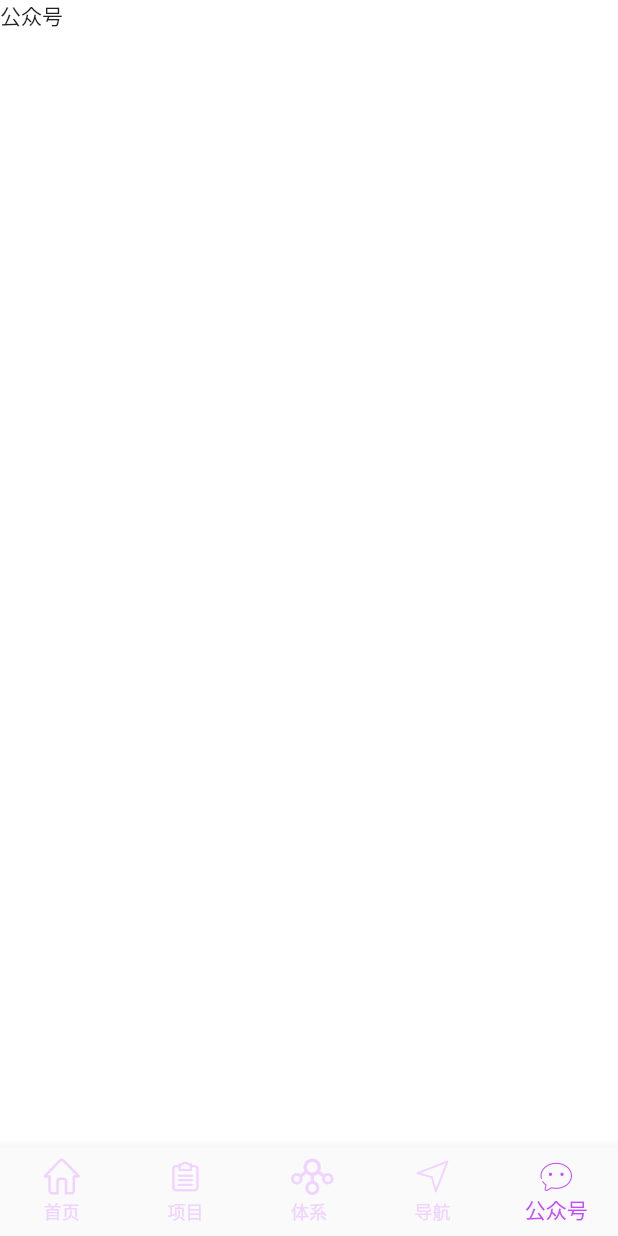
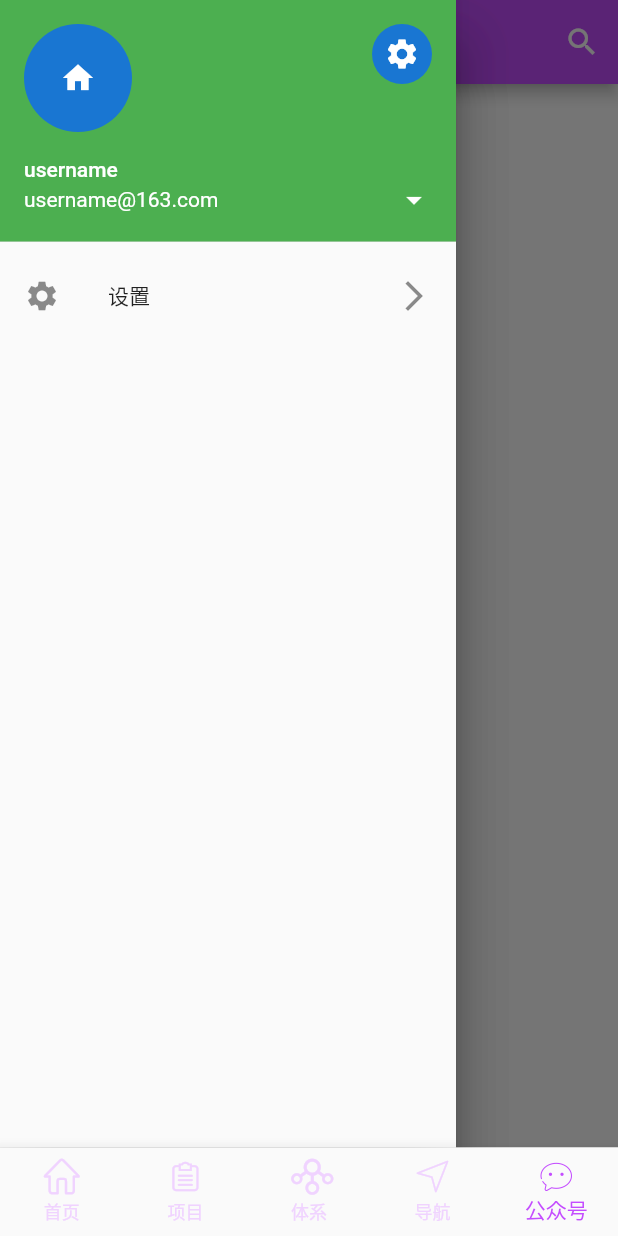
Before and after one commit to JQHxx/wandroid_flutter, a Flutter app: the screen it shows after launch, item 5 of the bottom bar chosen, with the side drawer open (before the commit the screen has no drawer), on a phone screen of 412 x 824 dp. Run offline on Flutter 3.47's test engine with Material 2 defaults, Android fonts, the phone set to English and light mode, and no system bars; our stand-ins replace dio, get, google_fonts, pretty_dio_logger, retrofit, shared_preferences; generated files the repository leaves out were written again.

Commit message:
侧边菜单

```diff
--- a/wandroid_flutter/lib/data/retrofit/api_client.dart
+++ b/wandroid_flutter/lib/data/retrofit/api_client.dart
@@ -1,5 +1,4 @@
 import 'dart:io';
-
 import 'package:dio/dio.dart';
 import 'package:retrofit/retrofit.dart';
 import 'base_dio.dart';
--- /dev/null
+++ b/wandroid_flutter/lib/pages/drawer/main_drawer.dart
@@ -0,0 +1,26 @@
+import 'package:flutter/material.dart';
+
+class MainDrawerWidget extends StatelessWidget {
+  @override
+  Widget build(BuildContext context) {
+    return Drawer(
+        child: ListView(padding: EdgeInsets.all(0.0), children: <Widget>[
+      UserAccountsDrawerHeader(
+        accountName: Text('username'),
+        accountEmail: Text('username@163.com'),
+        currentAccountPicture: CircleAvatar(
+          child: Icon(Icons.home),
+        ),
+        onDetailsPressed: () {},
+        otherAccountsPictures: <Widget>[
+          CircleAvatar(child: Icon(Icons.settings)),
+        ],
+        decoration: BoxDecoration(color: Colors.green),
+      ),
+      ListTile(
+          title: Text('设置'),
+          leading: Icon(Icons.settings),
+          trailing: Icon(Icons.arrow_forward_ios))
+    ]));
+  }
+}
--- /dev/null
+++ b/wandroid_flutter/lib/pages/public/public_controller.dart
@@ -0,0 +1,14 @@
+import 'package:get/get.dart';
+
+class PublicController extends GetxController {
+  @override
+  void onInit() {
+    // TODO: implement onInit
+    super.onInit();
+  }
+
+  @override
+  void onReady() async {
+    super.onReady();
+  }
+}
--- a/wandroid_flutter/lib/pages/public/public_page.dart
+++ b/wandroid_flutter/lib/pages/public/public_page.dart
@@ -1,4 +1,5 @@
 import 'package:flutter/material.dart';
+import 'package:wandroid_flutter/pages/drawer/main_drawer.dart';
 
 class PublicPage extends StatefulWidget {
   PublicPage({Key key}) : super(key: key);
@@ -10,8 +11,22 @@ class PublicPage extends StatefulWidget {
 class _PublicPageState extends State<PublicPage> {
   @override
   Widget build(BuildContext context) {
-    return Container(
-       child: Text("公众号"),
+    return Scaffold(
+      appBar: AppBar(
+        centerTitle: false,
+        leading: Builder(builder: (context) {
+          return IconButton(
+              icon: Icon(Icons.wifi_tethering),
+              onPressed: () {
+                Scaffold.of(context).openDrawer();
+              });
+        }),
+        title: Text("公众号"),
+        actions: [IconButton(icon: Icon(Icons.search), onPressed: () {})],
+      ),
+      drawer: Drawer(
+        child: MainDrawerWidget(),
+      ),
     );
   }
 }
```
